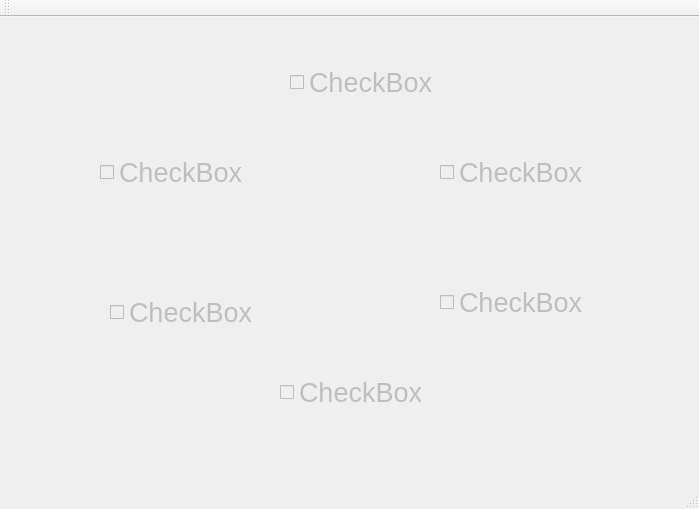
First picture: the form in Qt/sliderDebug/mainwindow.ui, repository ctag/cpe495, before the edit.
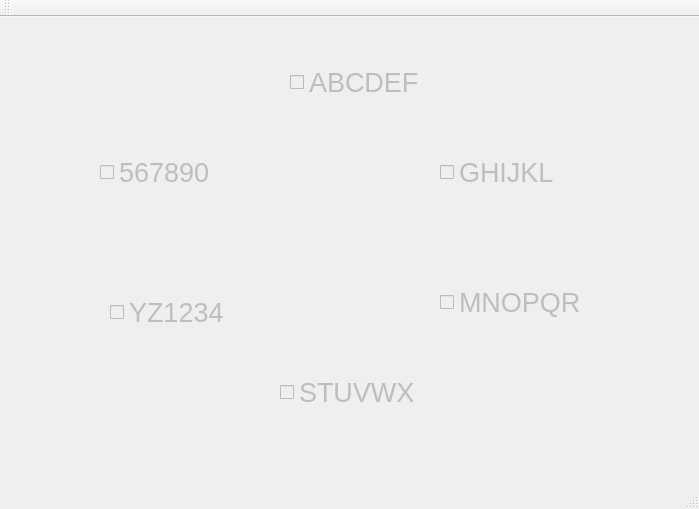
Second picture: the form after the edit.

Commit message: sliderdebug update from last semester

```diff
--- a/Qt/sliderDebug/mainwindow.ui
+++ b/Qt/sliderDebug/mainwindow.ui
@@ -32,7 +32,7 @@
      </font>
     </property>
     <property name="text">
-     <string>CheckBox</string>
+     <string>ABCDEF</string>
     </property>
     <property name="iconSize">
      <size>
@@ -62,7 +62,7 @@
      </font>
     </property>
     <property name="text">
-     <string>CheckBox</string>
+     <string>GHIJKL</string>
     </property>
     <property name="iconSize">
      <size>
@@ -92,7 +92,7 @@
      </font>
     </property>
     <property name="text">
-     <string>CheckBox</string>
+     <string>MNOPQR</string>
     </property>
     <property name="iconSize">
      <size>
@@ -122,7 +122,7 @@
      </font>
     </property>
     <property name="text">
-     <string>CheckBox</string>
+     <string>STUVWX</string>
     </property>
     <property name="iconSize">
      <size>
@@ -152,7 +152,7 @@
      </font>
     </property>
     <property name="text">
-     <string>CheckBox</string>
+     <string>YZ1234</string>
     </property>
     <property name="iconSize">
      <size>
@@ -182,7 +182,7 @@
      </font>
     </property>
     <property name="text">
-     <string>CheckBox</string>
+     <string>567890</string>
     </property>
     <property name="iconSize">
      <size>
```
The commit also changes 1 other file.
